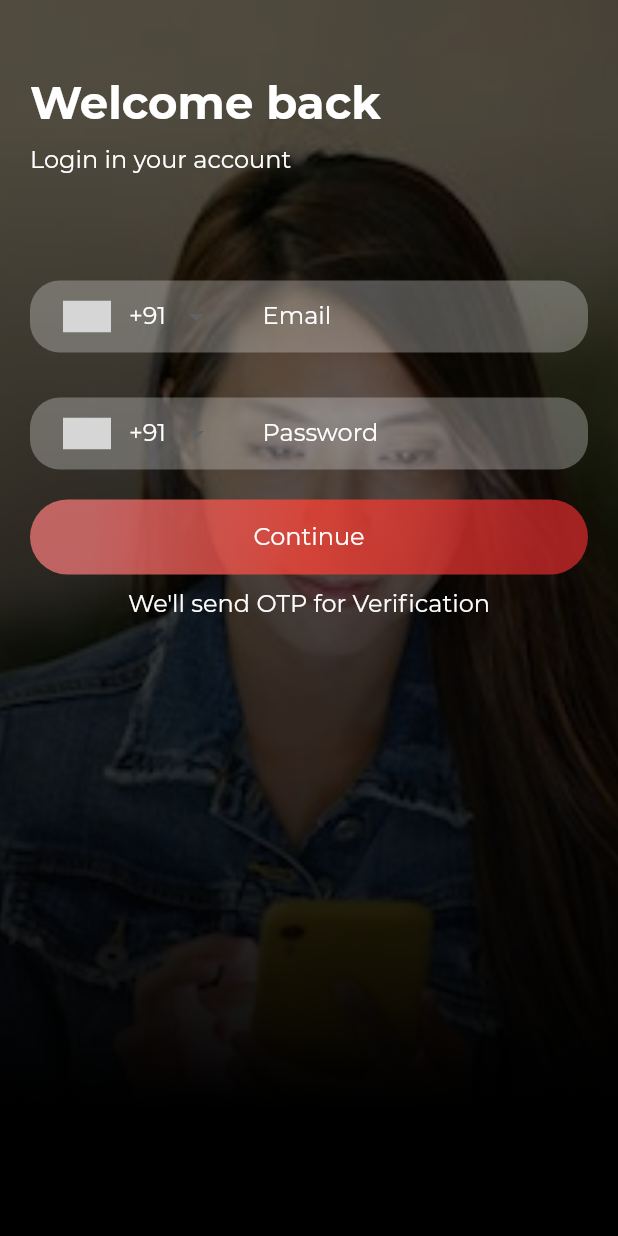
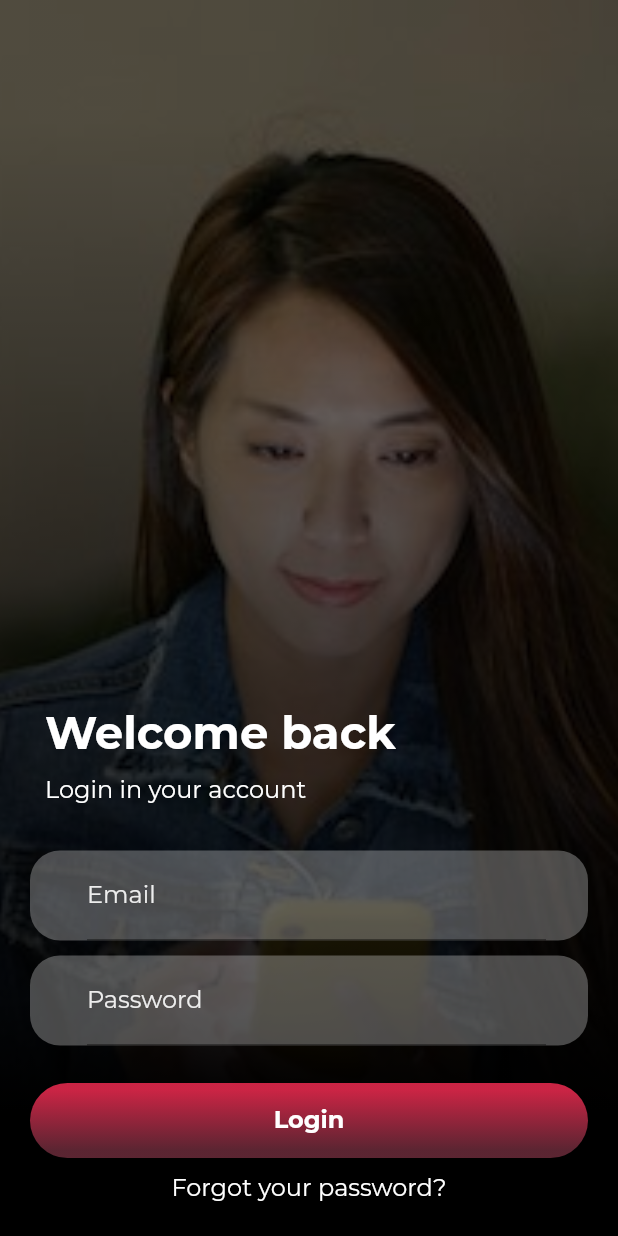
Before and after one commit to hakimdaniall/cartsituios, a Flutter app: the screen it shows after launch, on a phone screen of 412 x 824 dp. Run offline on Flutter 3.47's test engine with Material 2 defaults, Android fonts, the phone set to English and light mode, and no system bars; drawn by our look-alikes of intl_phone_number_input; our stand-ins replace carousel_pro, flutter_spinkit, page_transition, video_player; missing offline and left inert: custom_switch; project files that could hold a hidden picture were left out; grey boxes are pictures that could not be loaded.

Commit message:
Login page added

```diff
--- a/lib/pages/login_signup/login.dart
+++ b/lib/pages/login_signup/login.dart
@@ -4,6 +4,7 @@ import 'package:flutter/material.dart';
 import 'package:intl_phone_number_input/intl_phone_number_input.dart';
 import 'package:page_transition/page_transition.dart';
 import 'package:tiktok_ui/pages/login_signup/register.dart';
+import 'package:tiktok_ui/theme/colors.dart';
 
 class Login extends StatefulWidget {
   @override
@@ -65,9 +66,9 @@ class _LoginState extends State<Login> {
                 body: ListView(
                   physics: BouncingScrollPhysics(),
                   children: <Widget>[
-                    SizedBox(height: 30.0),
+                    SizedBox(height: 450.0),
                     Padding(
-                      padding: EdgeInsets.only(top: 20.0, left: 20.0),
+                      padding: EdgeInsets.only(top: 20.0, left: 30.0),
                       child: Text(
                         'Welcome back',
                         style: TextStyle(
@@ -79,7 +80,7 @@ class _LoginState extends State<Login> {
                     ),
                     SizedBox(height: 10.0),
                     Padding(
-                      padding: EdgeInsets.only(left: 20.0),
+                      padding: EdgeInsets.only(left: 30.0),
                       child: Text(
                         'Login in your account',
                         style: TextStyle(
@@ -89,7 +90,7 @@ class _LoginState extends State<Login> {
                         ),
                       ),
                     ),
-                    SizedBox(height: 70.0),
+                    SizedBox(height: 30.0),
                     Padding(
                       padding: EdgeInsets.symmetric(horizontal:20.0),
                       child: Container(
@@ -98,74 +99,44 @@ class _LoginState extends State<Login> {
                           color: Colors.grey[200].withOpacity(0.3),
                           borderRadius: BorderRadius.all(Radius.circular(20.0)),
                         ),
-                        child: InternationalPhoneNumberInput(
-                          textStyle: TextStyle(
-                            color: Colors.white,
-                            fontSize: 16.0,
-                            fontWeight: FontWeight.w500,
+                        child: Padding(
+                          padding: const EdgeInsets.symmetric(horizontal: 28.0),
+                          child: TextField(
+                            obscureText: true,
+                            decoration: InputDecoration(
+                              labelText: 'Email',
+                                labelStyle:  TextStyle(
+                                  color: white,
+                                ),
+                            ),
                           ),
-                          autoValidate: false,
-                          selectorTextStyle: TextStyle(
-                            color: Colors.white,
-                            fontSize: 16.0,
-                            fontWeight: FontWeight.w500,
-                          ),
-                          initialValue: number,
-                          textFieldController: controller,
-                          inputBorder: InputBorder.none,
-                          inputDecoration: InputDecoration(
-                            contentPadding: EdgeInsets.only(left: 20.0),
-                            hintText: 'Email',
-                            hintStyle: TextStyle(
-                              color: Colors.white,
-                              fontSize: 16.0,
-                              fontWeight: FontWeight.w500,
-                            ),
-                            border: InputBorder.none,
-                          ),
-                          selectorType: PhoneInputSelectorType.DIALOG,
                         ),
                       ),
                     ),
                     SizedBox(height: 10.0),
                     Padding(
-                      padding: EdgeInsets.all(20.0),
+                      padding: EdgeInsets.symmetric(horizontal:20.0),
                       child: Container(
                         padding: EdgeInsets.only(left: 10.0),
                         decoration: BoxDecoration(
                           color: Colors.grey[200].withOpacity(0.3),
                           borderRadius: BorderRadius.all(Radius.circular(20.0)),
                         ),
-                        child: InternationalPhoneNumberInput(
-                          textStyle: TextStyle(
-                            color: Colors.white,
-                            fontSize: 16.0,
-                            fontWeight: FontWeight.w500,
+                        child: Padding(
+                          padding: const EdgeInsets.symmetric(horizontal: 28.0),
+                          child: TextField(
+                            obscureText: true,
+                            decoration: InputDecoration(
+                              labelText: 'Password',
+                              labelStyle:  TextStyle(
+                                color: white,
+                              ),
+                            ),
                           ),
-                          autoValidate: false,
-                          selectorTextStyle: TextStyle(
-                            color: Colors.white,
-                            fontSize: 16.0,
-                            fontWeight: FontWeight.w500,
-                          ),
-                          initialValue: number,
-                          textFieldController: controller,
-                          inputBorder: InputBorder.none,
-                          inputDecoration: InputDecoration(
-                            contentPadding: EdgeInsets.only(left: 20.0),
-                            hintText: 'Password',
-                            hintStyle: TextStyle(
-                              color: Colors.white,
-                              fontSize: 16.0,
-                              fontWeight: FontWeight.w500,
-                            ),
-                            border: InputBorder.none,
-                          ),
-                          selectorType: PhoneInputSelectorType.DIALOG,
                         ),
                       ),
                     ),
-
+                    SizedBox(height: 25.0),
                     Padding(
                       padding: EdgeInsets.symmetric(horizontal: 20.0),
                       child: InkWell(
@@ -184,31 +155,29 @@ class _LoginState extends State<Login> {
                           decoration: BoxDecoration(
                             borderRadius: BorderRadius.circular(30.0),
                             gradient: LinearGradient(
-                              begin: Alignment.centerLeft,
-                              end: Alignment.bottomRight,
-                              stops: [0.1, 0.5, 0.9],
+                              begin: Alignment.topCenter,
+                              end: Alignment.bottomCenter,
+                              stops: [0.1, 0.9],
                               colors: [
-                                Colors.red[300].withOpacity(0.8),
-                                Colors.red[500].withOpacity(0.8),
-                                Colors.red[800].withOpacity(0.8),
+                                Color(0xFFFC2D55).withOpacity(0.8),
+                                Color(0xFF712E3E).withOpacity(0.8),
                               ],
                             ),
                           ),
                           child: Text(
-                            'Continue',
+                            'Login',
                             style: TextStyle(
                               color: Colors.white,
                               fontSize: 16.0,
-                              fontWeight: FontWeight.w500,
+                              fontWeight: FontWeight.w600,
                             ),
                           ),
                         ),
                       ),
                     ),
-
                     SizedBox(height: 10.0),
                     Text(
-                      'We\'ll send OTP for Verification',
+                      'Forgot your password?',
                       textAlign: TextAlign.center,
                       style: TextStyle(
                         color: Colors.white,
```
